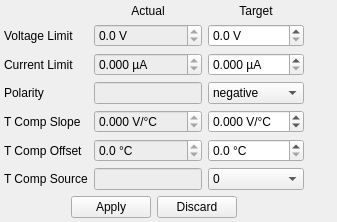
Old version of the form src/client/mesycontrol/ui/mhv4_channel_settings.ui in the repository flueke/mesycontrol.
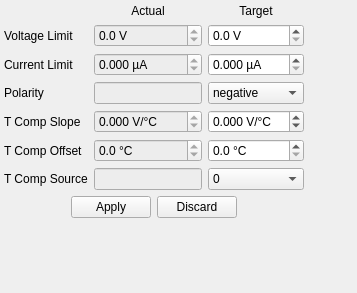
New version of the form.

```diff
--- a/src/client/mesycontrol/ui/mhv4_channel_settings.ui
+++ b/src/client/mesycontrol/ui/mhv4_channel_settings.ui
@@ -6,8 +6,8 @@
    <rect>
     <x>0</x>
     <y>0</y>
-    <width>337</width>
-    <height>218</height>
+    <width>357</width>
+    <height>293</height>
    </rect>
   </property>
   <property name="windowTitle">
```
Left out of the diff: 6 changed lines with no effect on the pictures.
